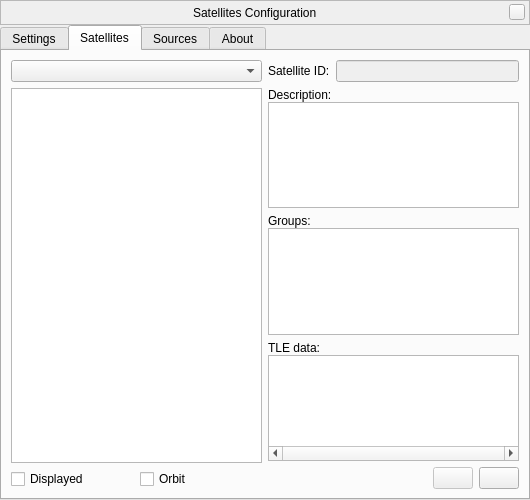
Qt form plugins/Satellites/src/gui/satellitesDialog.ui (519984307/stellarium_src) before a commit.
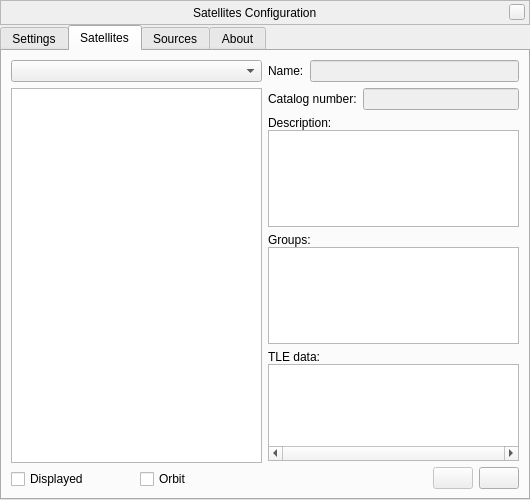
The same form after that commit. The open tabs and pages were chosen to show the change. Icons and pictures are not drawn. Custom widgets are drawn as their Qt base class.

Commit message: Satellites 0.7.0: use NORAD catalog numbers instead of names for IDs

```diff
--- a/plugins/Satellites/src/gui/satellitesDialog.ui
+++ b/plugins/Satellites/src/gui/satellitesDialog.ui
@@ -459,7 +459,7 @@
            <item>
             <widget class="QLabel" name="label">
              <property name="text">
-              <string>Satellite ID:</string>
+              <string>Name:</string>
              </property>
             </widget>
            </item>
@@ -481,6 +481,30 @@
            </item>
           </layout>
          </item>
+         <item>
+          <layout class="QHBoxLayout" name="horizontalLayoutCatalogNumber">
+           <item>
+            <widget class="QLabel" name="labelCatalogNumber">
+             <property name="text">
+              <string>Catalog number:</string>
+             </property>
+            </widget>
+           </item>
+           <item>
+            <widget class="QLineEdit" name="lineEditCatalogNumber">
+             <property name="enabled">
+              <bool>false</bool>
+             </property>
+             <property name="alignment">
+              <set>Qt::AlignRight|Qt::AlignTrailing|Qt::AlignVCenter</set>
+             </property>
+             <property name="readOnly">
+              <bool>true</bool>
+             </property>
+            </widget>
+           </item>
+          </layout>
+         </item>
          <item>
           <layout class="QVBoxLayout" name="verticalLayout_6">
            <property name="spacing">
```
The commit also changes 9 other files.
